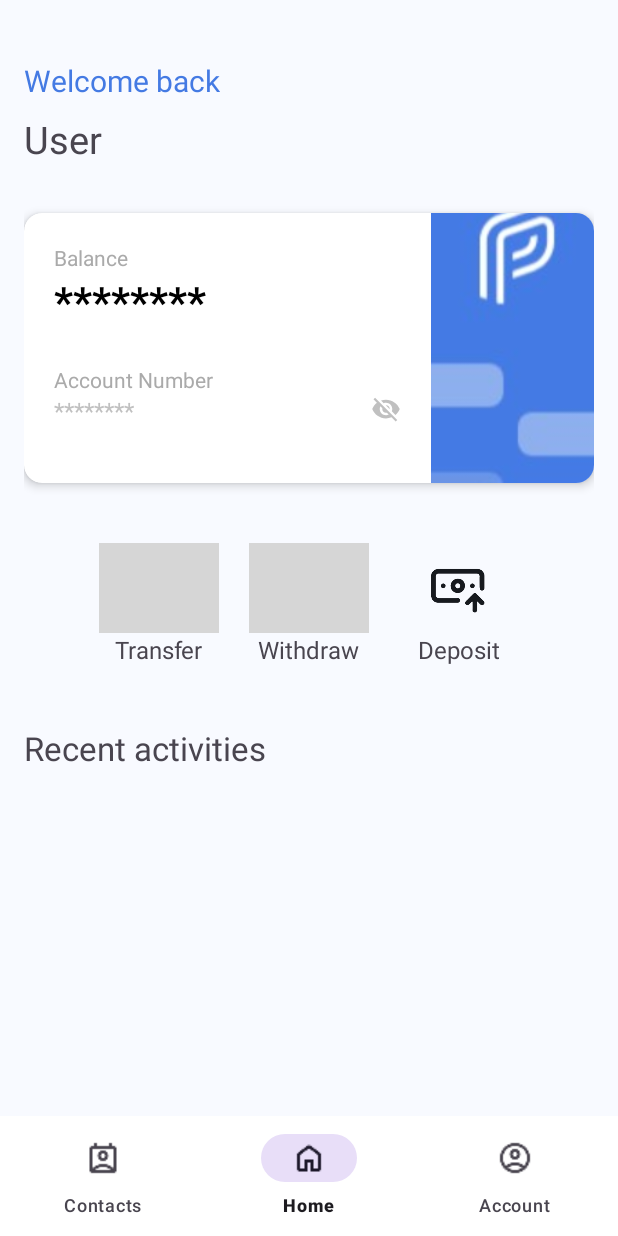
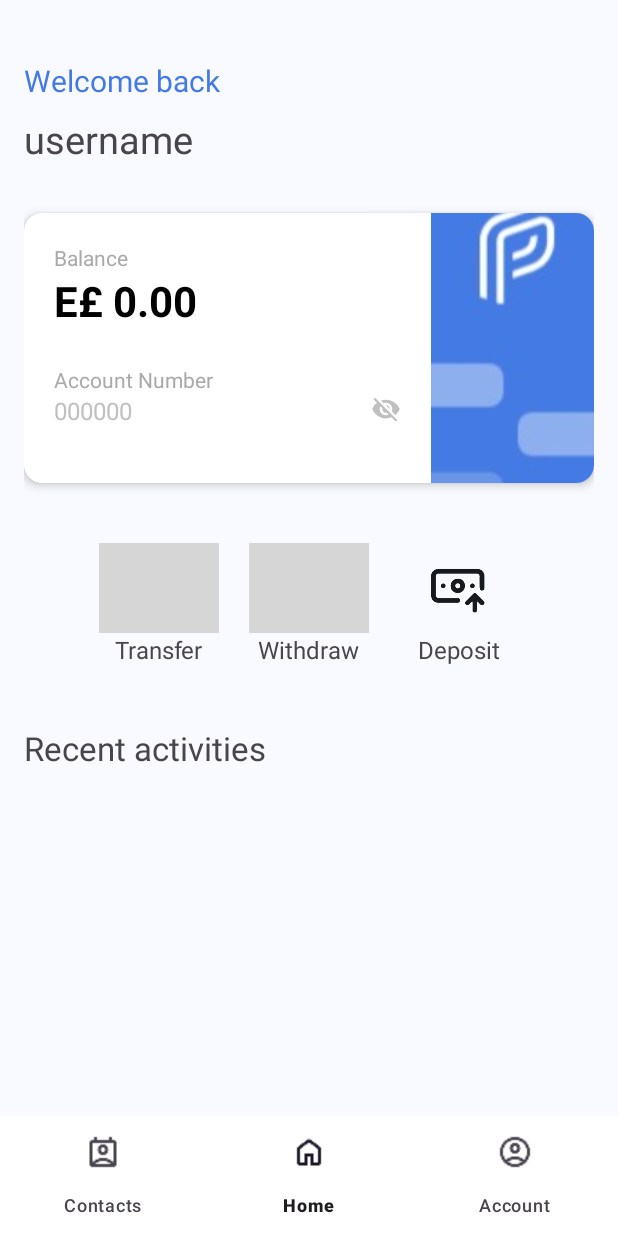
Before and after one commit to YousefMoPrince/PayOnApplication, an Android app: the MainActivity screen opened directly, with no data from a screen before it, on a phone screen of 412 x 824 dp. Run offline under Robolectric (Android 15) with nearby library versions, the phone set to English and light mode, and no system bars; Roboto replaces fonts that are not available here; 1 statement that could not run was skipped; grey boxes are pictures that could not be loaded.

Commit message:
application can make alot of transaction

```diff
--- a/app/src/main/java/com/megabyte/payonapplication/MainActivity.java
+++ b/app/src/main/java/com/megabyte/payonapplication/MainActivity.java
@@ -13,6 +13,11 @@ import androidx.core.view.ViewCompat;
 import androidx.core.view.WindowInsetsCompat;
 
 import com.google.android.material.bottomnavigation.BottomNavigationView;
+import com.megabyte.payonapplication.DTO.GeneralApiResponse;
+import com.megabyte.payonapplication.DTO.WalletResponse;
+
+import retrofit2.Call;
+import retrofit2.Response;
 
 public class MainActivity extends AppCompatActivity {
 
@@ -33,10 +38,10 @@ public class MainActivity extends AppCompatActivity {
         setContentView(R.layout.activity_main);
 
         initViews();
-        loadUserData();
         updateDisplay();
         setupClickListeners();
         applyWindowInsets();
+        onResume();
     }
 
     private void initViews() {
@@ -52,19 +57,35 @@ public class MainActivity extends AppCompatActivity {
 
 
     private void loadUserData() {
-        Intent intent = getIntent();
-        currentSource = intent.getStringExtra("source");
         SharedPreferences prefs = getSharedPreferences("MyAppPrefs", MODE_PRIVATE);
+        String userId = prefs.getString("USER_ID", "0");
 
-        if ("ActivitySignUp".equals(currentSource)) {
-            realBalance = prefs.getString("BALANCE", "0.00");
-            realAccountNumber = prefs.getString("ACCOUNT_NUMBER", "000000000000");
-            user.setText(prefs.getString("USERNAME", "User"));
-        } else {
-            realBalance = prefs.getString("BALANCELOGGED", "0.00");
-            realAccountNumber = prefs.getString("ACCOUNT_NUMBERLOGGED", "000000000000");
-            user.setText(prefs.getString("USERNAMELOGGED", "User"));
-        }
+        ApiService apiService = RetrofitClient.getClient().create(ApiService.class);
+        apiService.getWallet(Long.parseLong(userId)).enqueue(new retrofit2.Callback<GeneralApiResponse<WalletResponse>>() {
+            @Override
+            public void onResponse(Call<GeneralApiResponse<WalletResponse>> call, Response<GeneralApiResponse<WalletResponse>> response) {
+                if (response.isSuccessful() && response.body() != null) {
+                    String latestBalance = response.body().getData().getBalance().toString();
+
+                    balance.setText("E£ " + latestBalance);
+                    account_number.setText(prefs.getString("ACCOUNT_NUMBERLOGGED", "000000000000"));
+                    account_number.setText(prefs.getString("ACCOUNT_NUMBER", "000000000000"));
+
+
+                    SharedPreferences.Editor editor = prefs.edit();
+                    editor.putString("BALANCELOGGED", latestBalance);
+                    editor.putString("BALANCE", latestBalance);
+                    editor.apply();
+                }
+            }
+
+            @Override
+            public void onFailure(Call<GeneralApiResponse<WalletResponse>> call, Throwable t) {
+                balance.setText("E£ " + prefs.getString("BALANCELOGGED", "0.00"));
+                account_number.setText(prefs.getString("ACCOUNT_NUMBERLOGGED", "00000000"));
+                account_number.setText(prefs.getString("ACCOUNT_NUMBER", "000000000000"));
+            }
+        });
     }
 
     private void setupClickListeners() {
@@ -132,4 +153,10 @@ public class MainActivity extends AppCompatActivity {
             return insets;
         });
     }
+    @Override
+    protected void onResume() {
+        super.onResume();
+        loadUserData();
+    }
+
 }
```
